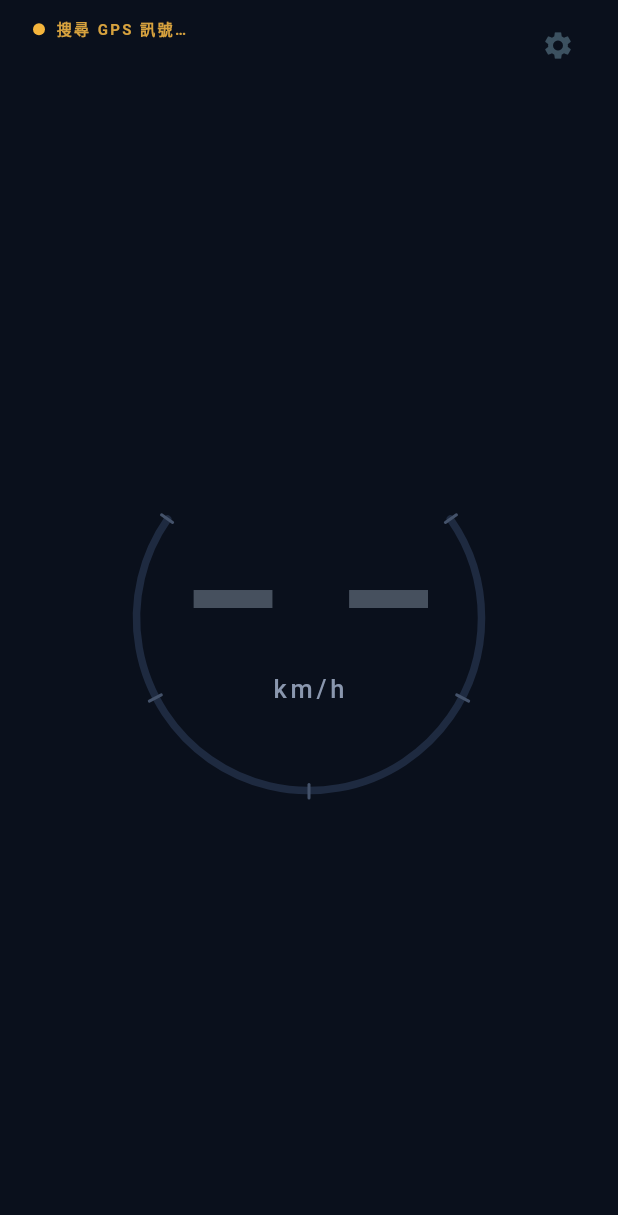
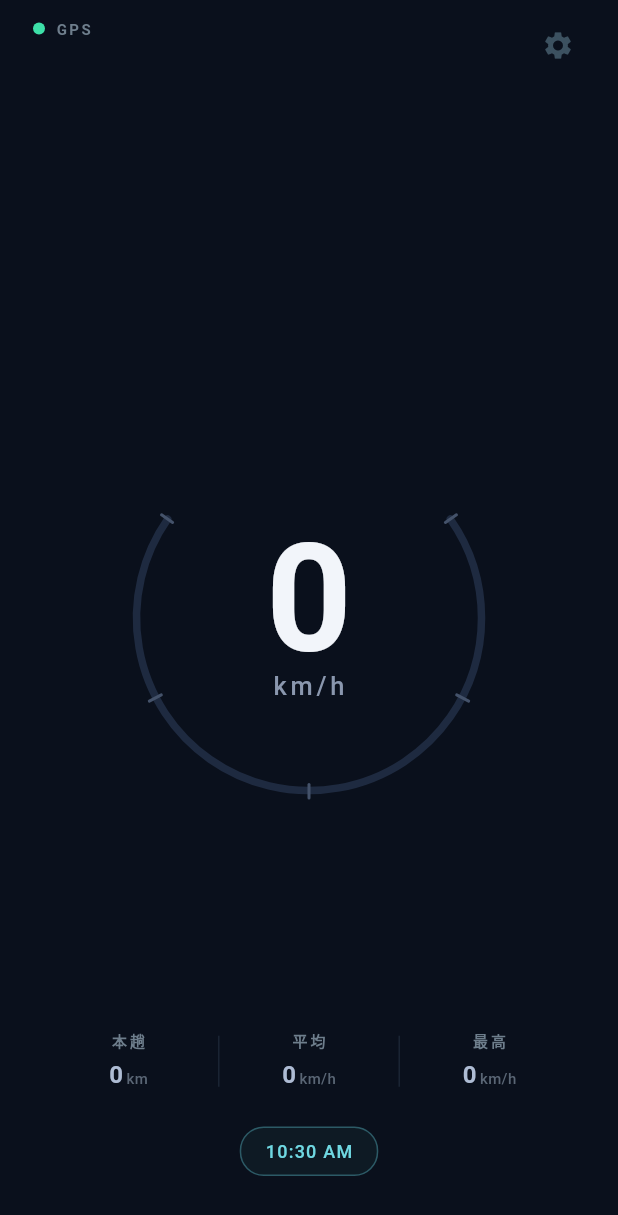
Before and after one commit to huangc28/tsla-speed-meter, a Flutter app: the screen it shows after launch, on a phone screen of 412 x 824 dp. Shown: the top 1215 px of the screen. Run offline on Flutter 3.47's test engine with Material 3 defaults, Android fonts, the phone set to English and light mode, and no system bars; our stand-ins replace geolocator, shared_preferences, wakelock_plus.

Commit message:
#9 Parked mode + TripStats
- TripStats (pure): distance integrated from speed*dt, avg over elapsed, max,
  reset. Unit tested.
- ModeController (pure): drive/parked with a hysteresis band. Unit tested.
- HudController (ChangeNotifier): owns the single DataSource subscription and
  the SpeedProcessor/TripStats/ModeController, exposing speed/fix/mode/trip.
  Tested with a fake stream (incl. dispose cancels).
- Lifted state out of DriveScreen: it is now a pure view (speedMs/hasFix);
  added ParkedScreen (resting gauge, trip strip distance/avg/max, time pill).
- AppShell switches drive/parked by mode and feeds both views from the
  controller.

Tests: 42 passing. flutter analyze clean.

Refs #9 (Parent #1).

Co-Authored-By: Claude Opus 4.8 <noreply@anthropic.com>

```diff
--- /dev/null
+++ b/lib/src/trip/mode_controller.dart
@@ -0,0 +1,27 @@
+enum HudMode { drive, parked }
+
+/// Decides drive vs parked from speed, with a hysteresis band so the HUD does
+/// not flip back and forth around a single threshold.
+class ModeController {
+  ModeController({
+    this.parkedBelowMs = 0.5,
+    this.driveAboveMs = 2.0,
+    HudMode initial = HudMode.parked,
+  }) : _mode = initial;
+
+  final double parkedBelowMs;
+  final double driveAboveMs;
+  HudMode _mode;
+
+  HudMode get mode => _mode;
+
+  HudMode update(double speedMs) {
+    if (speedMs >= driveAboveMs) {
+      _mode = HudMode.drive;
+    } else if (speedMs <= parkedBelowMs) {
+      _mode = HudMode.parked;
+    }
+    // within the band: keep the current mode
+    return _mode;
+  }
+}
--- /dev/null
+++ b/lib/src/trip/trip_stats.dart
@@ -0,0 +1,39 @@
+/// Accumulates per-trip distance, average and max speed from a stream of
+/// speed samples. Works in SI (m, m/s); the UI converts. Resettable.
+class TripStats {
+  double _distanceM = 0;
+  double _maxMs = 0;
+  DateTime? _start;
+  DateTime? _last;
+
+  double get distanceM => _distanceM;
+  double get maxMs => _maxMs;
+
+  /// Average over elapsed trip time (distance / seconds since the first sample).
+  double get avgMs {
+    final start = _start;
+    final last = _last;
+    if (start == null || last == null) return 0;
+    final seconds = last.difference(start).inMilliseconds / 1000.0;
+    return seconds > 0 ? _distanceM / seconds : 0;
+  }
+
+  void add(double speedMs, DateTime t) {
+    if (speedMs > _maxMs) _maxMs = speedMs;
+    if (_last == null) {
+      _start = t;
+      _last = t;
+      return;
+    }
+    final dt = t.difference(_last!).inMilliseconds / 1000.0;
+    if (dt > 0) _distanceM += speedMs * dt;
+    _last = t;
+  }
+
+  void reset() {
+    _distanceM = 0;
+    _maxMs = 0;
+    _start = null;
+    _last = null;
+  }
+}
--- a/lib/src/ui/app_shell.dart
+++ b/lib/src/ui/app_shell.dart
@@ -5,10 +5,14 @@ import '../data/data_source.dart';
 import '../settings/settings.dart';
 import '../settings/settings_panel.dart';
 import '../settings/settings_store.dart';
+import '../trip/mode_controller.dart';
 import 'drive_screen.dart';
+import 'hud_controller.dart';
+import 'parked_screen.dart';
 
-/// Wires settings to the HUD: applies the unit, keep-awake (wakelock) and the
-/// day/night brightness, and opens the settings panel from the gear.
+/// Wires the data pipeline and settings to the HUD: switches drive/parked by
+/// mode, applies the unit, keep-awake (wakelock) and day/night brightness, and
+/// opens the settings panel from the gear.
 class AppShell extends StatefulWidget {
   const AppShell({
     super.key,
@@ -20,8 +24,8 @@ class AppShell extends StatefulWidget {
   final SettingsStore store;
   final DataSource source;
 
-  /// Side-effect for the keep-awake setting; injectable so widget tests don't
-  /// hit the wakelock platform channel. Defaults to the real wakelock.
+  /// Side-effect for keep-awake; injectable so widget tests skip the wakelock
+  /// platform channel. Defaults to the real wakelock.
   final void Function(bool enable)? applyKeepAwake;
 
   static void _defaultKeepAwake(bool enable) =>
@@ -32,9 +36,12 @@ class AppShell extends StatefulWidget {
 }
 
 class _AppShellState extends State<AppShell> {
+  late final HudController _hud;
+
   @override
   void initState() {
     super.initState();
+    _hud = HudController(widget.source)..start();
     widget.store.addListener(_applyKeepAwake);
     _applyKeepAwake();
   }
@@ -42,6 +49,7 @@ class _AppShellState extends State<AppShell> {
   @override
   void dispose() {
     widget.store.removeListener(_applyKeepAwake);
+    _hud.dispose();
     super.dispose();
   }
 
@@ -59,22 +67,30 @@ class _AppShellState extends State<AppShell> {
   @override
   Widget build(BuildContext context) {
     return ListenableBuilder(
-      listenable: widget.store,
+      listenable: Listenable.merge([widget.store, _hud]),
       builder: (context, _) {
         final s = widget.store.settings;
-        Widget hud = DriveScreen(
-          source: widget.source,
-          unit: s.unit,
-          onSettings: _openSettings,
-        );
+        Widget view = _hud.mode == HudMode.drive
+            ? DriveScreen(
+                speedMs: _hud.speedMs,
+                hasFix: _hud.hasFix,
+                unit: s.unit,
+                onSettings: _openSettings,
+              )
+            : ParkedScreen(
+                tripDistanceM: _hud.tripDistanceM,
+                tripAvgMs: _hud.tripAvgMs,
+                tripMaxMs: _hud.tripMaxMs,
+                unit: s.unit,
+                onSettings: _openSettings,
+              );
         if (s.mirror) {
-          hud = Transform.flip(flipX: true, child: hud);
+          view = Transform.flip(flipX: true, child: view);
         }
-        // Night dims the surface; day/auto leave it at full brightness.
         final dim = s.brightness == BrightnessMode.night ? 0.28 : 0.0;
         return Stack(
           children: [
-            hud,
+            view,
             if (dim > 0)
               IgnorePointer(
                 child: Container(color: Colors.black.withValues(alpha: dim)),
--- a/lib/src/ui/drive_screen.dart
+++ b/lib/src/ui/drive_screen.dart
@@ -1,34 +1,25 @@
-import 'dart:async';
-
 import 'package:flutter/material.dart';
 
-import '../data/data_source.dart';
-import '../data/reading.dart';
-import '../speed/speed_processor.dart';
 import '../speed/speed_unit.dart';
 import 'gauge_arc.dart';
 import 'gauge_geometry.dart';
 
-/// Drive HUD: the speed numeral over the arc gauge, with the source-status
-/// chip and a settings gear. The gauge fraction eases toward the live value
-/// (instant under reduced-motion).
-class DriveScreen extends StatefulWidget {
+/// Drive HUD view: the speed numeral over the arc gauge, with the source chip
+/// and a settings gear. Pure view; speed/fix come from a controller above.
+class DriveScreen extends StatelessWidget {
   const DriveScreen({
     super.key,
-    required this.source,
+    required this.speedMs,
+    required this.hasFix,
     this.unit = SpeedUnit.kmh,
     this.onSettings,
   });
 
-  final DataSource source;
+  final double speedMs;
+  final bool hasFix;
   final SpeedUnit unit;
   final VoidCallback? onSettings;
 
-  @override
-  State<DriveScreen> createState() => _DriveScreenState();
-}
-
-class _DriveScreenState extends State<DriveScreen> {
   static const _bg = Color(0xFF0A101C);
   static const _primary = Color(0xFFF2F5FA);
   static const _unitColor = Color(0xFF8A97AE);
@@ -37,41 +28,15 @@ class _DriveScreenState extends State<DriveScreen> {
   static const _gpsSearchText = Color(0xFFD7A23E);
   static const _tertiary = Color(0xFF6E7E8C);
   static const _waitingNumeral = Color(0xFF46505E);
-
   static const _geometry = GaugeGeometry();
-
-  final SpeedProcessor _processor = SpeedProcessor();
-  StreamSubscription<Reading>? _sub;
-  double _displayMs = 0;
-  bool _hasFix = false;
-
-  @override
-  void initState() {
-    super.initState();
-    _sub = widget.source.readings().listen((r) {
-      final ms = _processor.process(r);
-      if (mounted) {
-        setState(() {
-          _displayMs = ms;
-          _hasFix = _processor.hasValue;
-        });
-      }
-    });
-  }
-
-  @override
-  void dispose() {
-    _sub?.cancel();
-    super.dispose();
-  }
 
   @override
   Widget build(BuildContext context) {
     final reduceMotion = MediaQuery.of(context).disableAnimations;
-    final searching = !_hasFix;
-    final kmh = SpeedUnit.kmh.fromMs(_displayMs);
+    final searching = !hasFix;
+    final kmh = SpeedUnit.kmh.fromMs(speedMs);
     final targetFraction = searching ? 0.0 : _geometry.fraction(kmh);
-    final numeralText = searching ? '– –' : '${widget.unit.fromMs(_displayMs).round()}';
+    final numeralText = searching ? '– –' : '${unit.fromMs(speedMs).round()}';
 
     return Scaffold(
       backgroundColor: _bg,
@@ -83,7 +48,7 @@ class _DriveScreenState extends State<DriveScreen> {
               top: 8,
               right: 18,
               child: GestureDetector(
-                onTap: widget.onSettings,
+                onTap: onSettings,
                 child: const Padding(
                   padding: EdgeInsets.all(11), // >=44pt hit area
                   child: Icon(Icons.settings, color: Color(0xFF3C5160), size: 22),
@@ -104,8 +69,6 @@ class _DriveScreenState extends State<DriveScreen> {
                 ),
               ),
             ),
-            // Numeral overlays the gauge as a sibling, so it is sized to its
-            // content and never clipped by the gauge box.
             Center(
               child: Column(
                 mainAxisSize: MainAxisSize.min,
@@ -121,7 +84,7 @@ class _DriveScreenState extends State<DriveScreen> {
                     ),
                   ),
                   Text(
-                    widget.unit.label,
+                    unit.label,
                     style: const TextStyle(
                       color: _unitColor,
                       fontSize: 17,
--- /dev/null
+++ b/lib/src/ui/hud_controller.dart
@@ -0,0 +1,61 @@
+import 'dart:async';
+
+import 'package:flutter/foundation.dart';
+
+import '../data/data_source.dart';
+import '../data/reading.dart';
+import '../speed/speed_processor.dart';
+import '../trip/mode_controller.dart';
+import '../trip/trip_stats.dart';
+
+/// Owns the single data subscription and turns readings into the view state
+/// the HUD renders: smoothed speed, fix status, drive/parked mode, trip stats.
+class HudController extends ChangeNotifier {
+  HudController(
+    this._source, {
+    SpeedProcessor? processor,
+    TripStats? trip,
+    ModeController? mode,
+  })  : _processor = processor ?? SpeedProcessor(),
+        _trip = trip ?? TripStats(),
+        _mode = mode ?? ModeController();
+
+  final DataSource _source;
+  final SpeedProcessor _processor;
+  final TripStats _trip;
+  final ModeController _mode;
+  StreamSubscription<Reading>? _sub;
+
+  double _speedMs = 0;
+  bool _hasFix = false;
+
+  double get speedMs => _speedMs;
+  bool get hasFix => _hasFix;
+  HudMode get mode => _mode.mode;
+  double get tripDistanceM => _trip.distanceM;
+  double get tripAvgMs => _trip.avgMs;
+  double get tripMaxMs => _trip.maxMs;
+
+  void start() {
+    _sub = _source.readings().listen(_onReading);
+  }
+
+  void resetTrip() {
+    _trip.reset();
+    notifyListeners();
+  }
+
+  void _onReading(Reading r) {
+    _speedMs = _processor.process(r);
+    _hasFix = _processor.hasValue;
+    if (_hasFix) _trip.add(_speedMs, r.timestamp);
+    _mode.update(_speedMs);
+    notifyListeners();
+  }
+
+  @override
+  void dispose() {
+    _sub?.cancel();
+    super.dispose();
+  }
+}
--- /dev/null
+++ b/lib/src/ui/parked_screen.dart
@@ -0,0 +1,186 @@
+import 'package:flutter/material.dart';
+
+import '../speed/speed_unit.dart';
+import 'gauge_arc.dart';
+import 'gauge_geometry.dart';
+
+/// Parked HUD view (GPS-only): the resting gauge at 0, a trip stat strip
+/// (distance / avg / max) and the date/time pill. Battery/gear are BLE-only
+/// and arrive in a later slice.
+class ParkedScreen extends StatelessWidget {
+  const ParkedScreen({
+    super.key,
+    required this.tripDistanceM,
+    required this.tripAvgMs,
+    required this.tripMaxMs,
+    this.unit = SpeedUnit.kmh,
+    this.onSettings,
+  });
+
+  final double tripDistanceM;
+  final double tripAvgMs;
+  final double tripMaxMs;
+  final SpeedUnit unit;
+  final VoidCallback? onSettings;
+
+  static const _bg = Color(0xFF0A101C);
+  static const _primary = Color(0xFFF2F5FA);
+  static const _unitColor = Color(0xFF8A97AE);
+  static const _tertiary = Color(0xFF6E7E8C);
+  static const _secondary = Color(0xFFAEBCD4);
+  static const _divider = Color(0xFF1A2433);
+  static const _accentText = Color(0xFF6FD8E2);
+  static const _geometry = GaugeGeometry();
+
+  @override
+  Widget build(BuildContext context) {
+    return Scaffold(
+      backgroundColor: _bg,
+      body: SafeArea(
+        child: Stack(
+          children: [
+            const Positioned(top: 12, left: 22, child: _Chip()),
+            Positioned(
+              top: 8,
+              right: 18,
+              child: GestureDetector(
+                onTap: onSettings,
+                child: const Padding(
+                  padding: EdgeInsets.all(11),
+                  child: Icon(Icons.settings, color: Color(0xFF3C5160), size: 22),
+                ),
+              ),
+            ),
+            const Center(
+              child: SizedBox(
+                width: 246,
+                height: 246,
+                child: GaugeArc(fraction: 0, active: false, geometry: _geometry),
+              ),
+            ),
+            const Center(
+              child: Column(
+                mainAxisSize: MainAxisSize.min,
+                children: [
+                  Text('0',
+                      style: TextStyle(
+                          color: _primary,
+                          fontSize: 100,
+                          fontWeight: FontWeight.w700,
+                          height: 0.9,
+                          letterSpacing: -3)),
+                  Text('km/h',
+                      style: TextStyle(
+                          color: _unitColor,
+                          fontSize: 17,
+                          fontWeight: FontWeight.w500,
+                          letterSpacing: 2.5)),
+                ],
+              ),
+            ),
+            Positioned(left: 26, right: 26, bottom: 96, child: _tripStrip()),
+            Positioned(
+              left: 0,
+              right: 0,
+              bottom: 40,
+              child: Center(child: _pill(context)),
+            ),
+          ],
+        ),
+      ),
+    );
+  }
+
+  Widget _tripStrip() {
+    final distanceKm = (tripDistanceM / 1000).round();
+    final avg = SpeedUnit.kmh.fromMs(tripAvgMs).round();
+    final max = SpeedUnit.kmh.fromMs(tripMaxMs).round();
+    return Row(
+      children: [
+        _cell('本趟', '$distanceKm', 'km'),
+        _vrule(),
+        _cell('平均', '$avg', 'km/h'),
+        _vrule(),
+        _cell('最高', '$max', 'km/h'),
+      ],
+    );
+  }
+
+  Widget _vrule() => Container(width: 1, height: 34, color: _divider);
+
+  Widget _cell(String k, String v, String u) => Expanded(
+        child: Column(
+          children: [
+            Text(k,
+                style: const TextStyle(
+                    color: _tertiary,
+                    fontSize: 10,
+                    fontWeight: FontWeight.w600,
+                    letterSpacing: 2)),
+            const SizedBox(height: 4),
+            Row(
+              mainAxisAlignment: MainAxisAlignment.center,
+              crossAxisAlignment: CrossAxisAlignment.baseline,
+              textBaseline: TextBaseline.alphabetic,
+              children: [
+                Text(v,
+                    style: const TextStyle(
+                        color: _secondary,
+                        fontSize: 16,
+                        fontWeight: FontWeight.w600)),
+                const SizedBox(width: 2),
+                Text(u,
+                    style: const TextStyle(
+                        color: Color(0xFF5A6675),
+                        fontSize: 10,
+                        fontWeight: FontWeight.w500)),
+              ],
+            ),
+          ],
+        ),
+      );
+
+  Widget _pill(BuildContext context) {
+    final now = TimeOfDay.now().format(context);
+    return Container(
+      padding: const EdgeInsets.symmetric(horizontal: 16, vertical: 7),
+      decoration: BoxDecoration(
+        color: const Color(0xFF0E1A24),
+        borderRadius: BorderRadius.circular(16),
+        border: Border.all(color: const Color(0xFF2C5A66)),
+      ),
+      child: Text(now,
+          style: const TextStyle(
+              color: _accentText,
+              fontSize: 12,
+              fontWeight: FontWeight.w500,
+              letterSpacing: 0.8)),
+    );
+  }
+}
+
+class _Chip extends StatelessWidget {
+  const _Chip();
+  @override
+  Widget build(BuildContext context) {
+    return const Row(
+      mainAxisSize: MainAxisSize.min,
+      children: [
+        SizedBox(
+          width: 8,
+          height: 8,
+          child: DecoratedBox(
+              decoration:
+                  BoxDecoration(color: Color(0xFF3DE0A8), shape: BoxShape.circle)),
+        ),
+        SizedBox(width: 7),
+        Text('GPS',
+            style: TextStyle(
+                color: Color(0xFF6E7E8C),
+                fontSize: 10,
+                fontWeight: FontWeight.w600,
+                letterSpacing: 1.6)),
+      ],
+    );
+  }
+}
```
Also changed, not shown: 6 other files.
